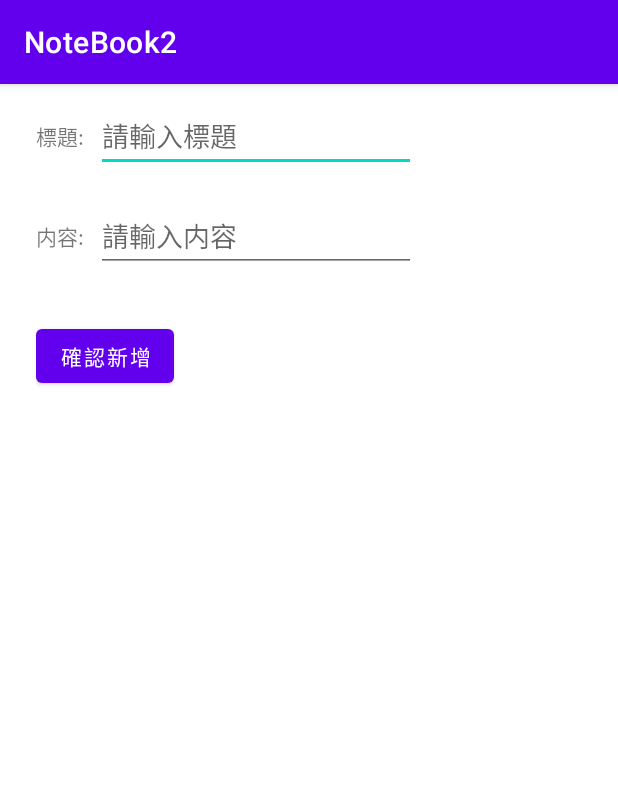
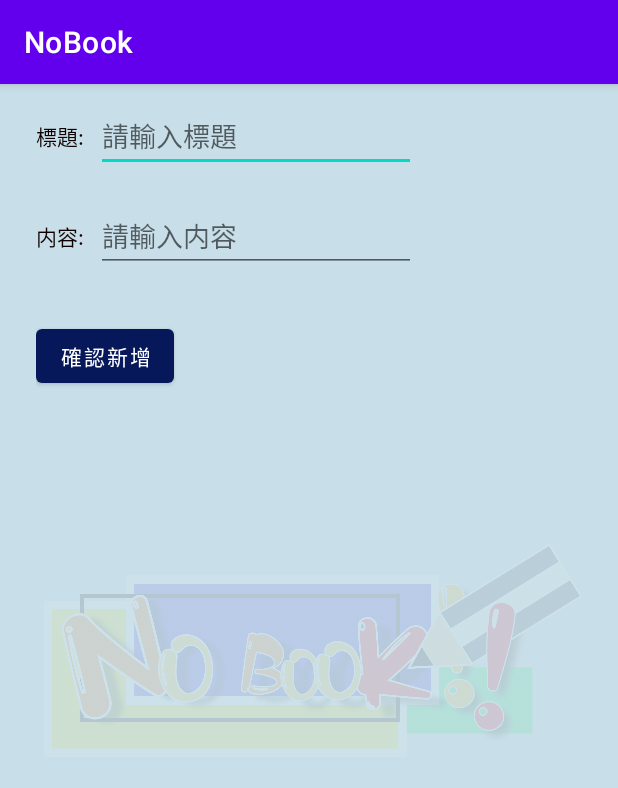
Before and after one commit to o1083010/Nobook, an Android app: the SecActivity screen opened directly, with no data from a screen before it, on a phone screen of 412 x 824 dp. Shown: the top 788 px of the screen. Run offline under Robolectric (Android 15) with nearby library versions, the phone set to English and light mode, and no system bars.

Commit message:
記事本排版

```diff
--- a/app/src/main/res/layout/activity_sec.xml
+++ b/app/src/main/res/layout/activity_sec.xml
@@ -1,53 +1,72 @@
 <?xml version="1.0" encoding="utf-8"?>
-<androidx.constraintlayout.widget.ConstraintLayout
-    xmlns:android="http://schemas.android.com/apk/res/android"
+<androidx.constraintlayout.widget.ConstraintLayout xmlns:android="http://schemas.android.com/apk/res/android"
     xmlns:app="http://schemas.android.com/apk/res-auto"
     xmlns:tools="http://schemas.android.com/tools"
     android:layout_width="match_parent"
     android:layout_height="match_parent"
+    android:background="#C8DEE8"
     android:padding="24dp"
     tools:context=".SecActivity">
-    <TextView
-        android:text="標題:"
+
+    <ImageView
+        android:id="@+id/imageView"
         android:layout_width="wrap_content"
         android:layout_height="wrap_content"
+        android:background="#C8DEE8"
+        app:layout_constraintBottom_toBottomOf="parent"
+        app:layout_constraintEnd_toEndOf="parent"
+        app:layout_constraintStart_toStartOf="parent"
+        app:layout_constraintTop_toTopOf="parent"
+        app:srcCompat="@drawable/b" />
+
+    <TextView
         android:id="@+id/textView"
+        android:layout_width="wrap_content"
+        android:layout_height="wrap_content"
+        android:text="標題:"
+        android:textColor="#100000"
         app:layout_constraintStart_toStartOf="parent"
         app:layout_constraintTop_toTopOf="parent" />
+
     <EditText
         android:id="@+id/ed_title"
         android:layout_width="wrap_content"
         android:layout_height="wrap_content"
+        android:layout_marginStart="8dp"
+        android:ems="10"
         android:hint="請輸入標題"
-        android:ems="10"
-        app:layout_constraintTop_toTopOf="@+id/textView"
         app:layout_constraintBottom_toBottomOf="@+id/textView"
         app:layout_constraintStart_toEndOf="@+id/textView"
-        android:layout_marginStart="8dp" />
+        app:layout_constraintTop_toTopOf="@+id/textView" />
+
     <TextView
         android:id="@+id/textView2"
         android:layout_width="wrap_content"
         android:layout_height="wrap_content"
+        android:layout_marginTop="32dp"
         android:text="内容:"
-        android:layout_marginTop="32dp"
+        android:textColor="#100101"
         app:layout_constraintStart_toStartOf="@+id/textView"
         app:layout_constraintTop_toBottomOf="@+id/ed_title" />
+
     <EditText
         android:id="@+id/ed_note"
         android:layout_width="wrap_content"
         android:layout_height="wrap_content"
+        android:layout_marginStart="8dp"
+        android:ems="10"
         android:hint="請輸入内容"
-        android:ems="10"
-        android:layout_marginStart="8dp"
-        app:layout_constraintTop_toTopOf="@+id/textView2"
         app:layout_constraintBottom_toBottomOf="@+id/textView2"
-        app:layout_constraintStart_toEndOf="@+id/textView2" />
+        app:layout_constraintStart_toEndOf="@+id/textView2"
+        app:layout_constraintTop_toTopOf="@+id/textView2" />
+
     <Button
         android:id="@+id/btn_send"
         android:layout_width="wrap_content"
         android:layout_height="wrap_content"
+        android:layout_marginTop="32dp"
         android:text="確認新增"
-        android:layout_marginTop="32dp"
+        app:backgroundTint="#06185A"
         app:layout_constraintStart_toStartOf="@+id/textView2"
         app:layout_constraintTop_toBottomOf="@+id/ed_note" />
 </androidx.constraintlayout.widget.ConstraintLayout>
--- a/app/src/main/res/values/strings.xml
+++ b/app/src/main/res/values/strings.xml
@@ -1,3 +1,3 @@
 <resources>
-    <string name="app_name">NoteBook2</string>
+    <string name="app_name">NoBook</string>
 </resources>
```
Also changed, not shown: app/src/main/AndroidManifest.xml (+5 -3 lines), app/src/main/res/layout/activity_main.xml (+27 -4 lines), app/src/main/res/layout/activity_my_adapter.xml (+19 -16 lines), app/src/main/res/drawable/a.png (added), app/src/main/res/drawable/b.png (added).
